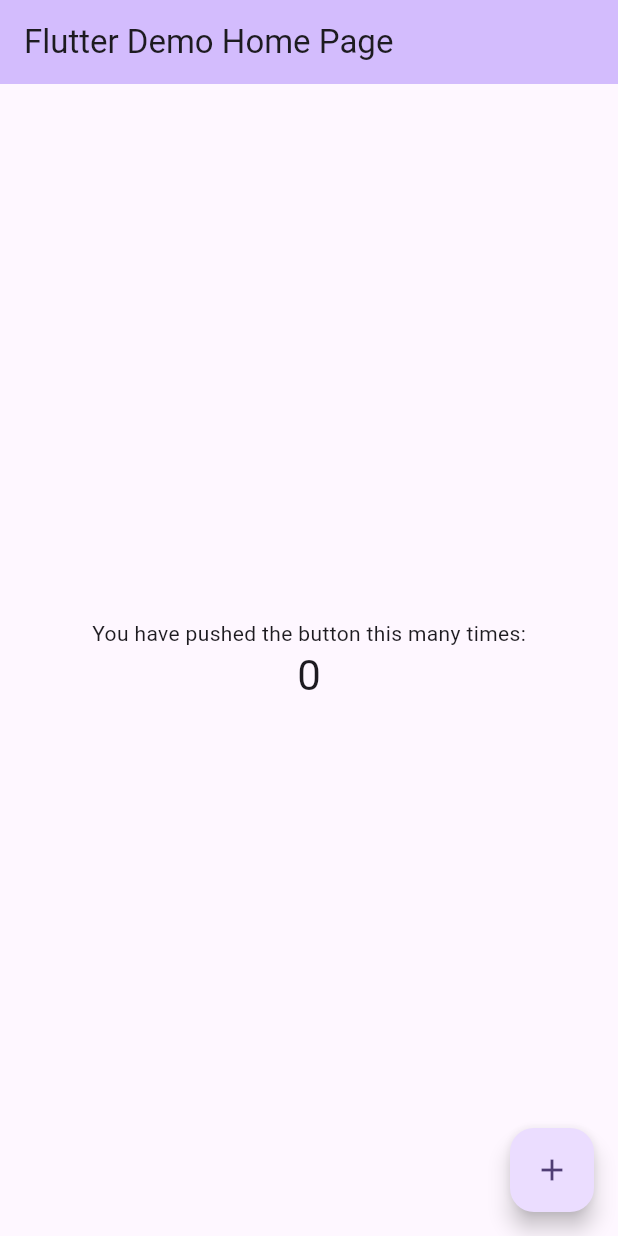
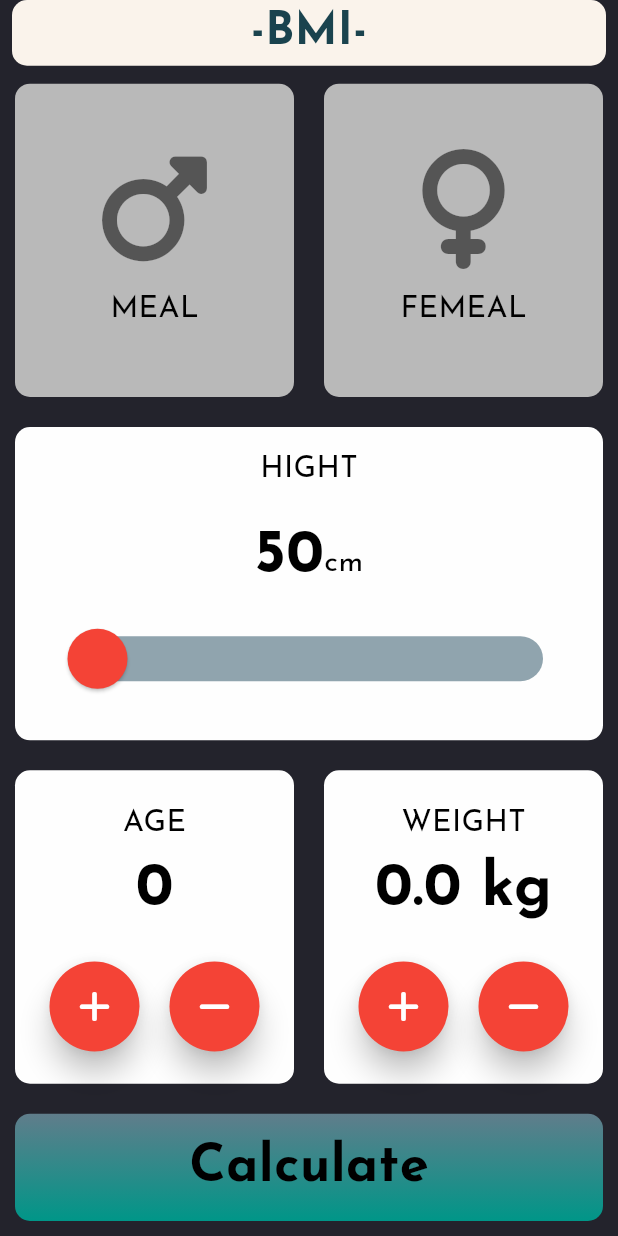
Before and after one commit to MSAEEDIMI/androidTests, a Flutter app: the screen it shows after launch, on a phone screen of 412 x 824 dp. Run offline on Flutter 3.47's test engine with Material 3 defaults, Android fonts, the phone set to English and light mode, and no system bars; our stand-ins replace audioplayers, font_awesome_flutter, google_fonts, hive_flutter, rflutter_alert; missing offline and left inert: dart:ffi; accounts and stored records are empty.

Commit message:
reales BMI  app

```diff
--- a/bmi_calcultor/lib/HomePage.dart
+++ b/bmi_calcultor/lib/HomePage.dart
@@ -0,0 +1,219 @@
+import 'package:bmi_calcultor/calculateBmi.dart';
+import 'package:bmi_calcultor/cardGenderContant.dart';
+import 'package:bmi_calcultor/constants.dart';
+import 'package:bmi_calcultor/result_page.dart';
+import 'package:bmi_calcultor/styleCard.dart';
+import 'package:flutter/cupertino.dart';
+import 'package:flutter/material.dart';
+import 'package:flutter/rendering.dart';
+import 'package:font_awesome_flutter/font_awesome_flutter.dart';
+
+
+
+enum Gender{
+ meal,femail
+}
+
+Gender? selectGender;
+
+class Homepage extends StatefulWidget {
+  const Homepage({super.key});
+
+  @override
+  State<Homepage> createState() => _HomepageState();
+}
+
+class _HomepageState extends State<Homepage> {
+ Gender? selectedGender;
+ int hight=50;
+ int age=0;
+ double weight=0;
+ Color finishd = Colors.teal;
+ Color finishd1 =Colors.blueGrey;
+
+  @override
+  Widget build(BuildContext context) {
+    return Scaffold(
+    body: SafeArea(
+      child: Container(
+        decoration: BoxDecoration(
+          gradient: LinearGradient(colors: [Color(0xff23232C),Color(0xff23232C)],begin: Alignment.topCenter,end: Alignment.bottomCenter)
+        ),
+        child: Column(
+          mainAxisAlignment: MainAxisAlignment.center,
+          crossAxisAlignment: CrossAxisAlignment.stretch,
+          children: [
+            Expanded(
+              flex: 1,
+              child: Padding(
+                padding: const EdgeInsets.fromLTRB(8, 0, 8, 2),
+                child: Container(
+                    decoration:BoxDecoration(
+                      color: Color(0xffFAF3EB),
+                      borderRadius: BorderRadius.circular(10),
+                ),child: Row(mainAxisAlignment: MainAxisAlignment.center,
+                  children: [
+                    Text("-BMI-",style: TextStyle(fontSize: 30,color: Color(0xff1A434E),fontFamily: 'head_bold'),)],)),
+              ),
+            ),
+            Expanded(
+                flex: 5,
+                child: Row(children: [
+                  Expanded(child: cardStyle(
+                    onPeresd: () {
+                      setState(() {
+                        selectedGender=Gender.meal;
+                      });
+                    },
+                    color: selectedGender==Gender.meal ? activeColor: inActiveColor,
+                    child: cardContant(color: Colors.black54,icon: FontAwesomeIcons.mars,label: 'MEAL'),
+                  )
+                  ),
+                  Expanded(child: cardStyle(
+                    onPeresd: () {
+                      setState(() {
+                        selectedGender=Gender.femail;
+                      });
+                    },
+                    color: selectedGender==Gender.femail ? activeColor : inActiveColor ,
+                    child: cardContant(color: Colors.black54,icon: FontAwesomeIcons.venus,label: 'FEMEAL'),
+                  )
+                  ),
+            ],)
+            ),
+            Expanded(
+              flex: 5,
+              child: cardStyle(
+                child: Column(mainAxisAlignment: MainAxisAlignment.center,
+                  children: [
+                  Text("HIGHT",style: textStyle,),
+                  SizedBox(height: 14,),
+                  Row(
+                    mainAxisAlignment: MainAxisAlignment.center,
+                    crossAxisAlignment: CrossAxisAlignment.baseline,
+                    textBaseline: TextBaseline.alphabetic,
+                    children: [
+                      Text(hight.toString(),style: textStyleBold,),
+                      Text("cm",style: textStyle,)],
+                  ),
+                  SliderTheme(
+                    data: SliderTheme.of(context).copyWith(
+                      trackHeight: 30,
+                      thumbShape: RoundSliderThumbShape(enabledThumbRadius: 20),
+                      overlayShape: RoundSliderOverlayShape(overlayRadius: 40),
+                    ),
+                    child: Slider(
+                      thumbColor: Colors.red,
+                      activeColor: Colors.blueGrey.shade900,
+                      inactiveColor: Colors.blueGrey.shade300,
+                      value:hight.toDouble(),
+                      min: 50,
+                      max: 250,
+                      onChanged: (double newValue) {
+                        setState(() {
+                          hight = newValue.round()  ;
+                        });
+                    },),
+                  )
+                ],),
+              )
+            ),
+            Expanded(
+              flex: 5,
+              child: Row(
+                children: [
+                Expanded(child: cardStyle(child: Column(
+                  mainAxisAlignment: MainAxisAlignment.center,
+                  children: [
+                  Text("AGE", style: textStyle,),
+                  Text('$age',style: textStyleBold,),
+                  SizedBox(height: 20,),
+                  Row(
+                    mainAxisAlignment: MainAxisAlignment.center,
+                    children: [
+                      RoundedIconBouten(
+                        onPressed: () => setState(() {
+                          age+=3;
+                        }),
+                        iconData: FontAwesomeIcons.plus,),
+                      SizedBox(width: 20,),
+                      RoundedIconBouten(
+                        onPressed: () => setState(() {
+                          age=age>0?age-1:0;
+                        }),
+                        iconData: FontAwesomeIcons.minus,)
+                    ],)
+                ],),)
+                ),
+                Expanded(child: cardStyle(child:Column(
+                  mainAxisAlignment: MainAxisAlignment.center,
+                  children: [
+                    Text("WEIGHT", style: textStyle,),
+                    Text('$weight kg',style: textStyleBold,),
+                    SizedBox(height: 20,),
+                    Row(
+                      mainAxisAlignment: MainAxisAlignment.center,
+                      children: [
+                        RoundedIconBouten(
+                          onPressed:()=> setState(() {
+                            weight+=5;
+                          }),
+                          iconData: FontAwesomeIcons.plus,),
+                        SizedBox(width: 20,),
+                        RoundedIconBouten(
+                          onPressed: () => setState(() {
+                            weight=weight>0? weight-1: 0;
+                          }),
+                          iconData: FontAwesomeIcons.minus,)
+                      ],)
+                  ],),)
+                ),
+              ],
+            ),
+            ),
+            Expanded(
+                flex: 2,
+                child: cardStyle(
+                  onPeresd: () {
+                    Calculate_Bmi calcoulatBmi=Calculate_Bmi(hight: hight, weght: weight.round());
+                    setState(() {
+                      if (finishd==Colors.teal){
+                        finishd = Colors.blueGrey;
+                        finishd1 =Colors.teal;
+                      } else{
+                         finishd = Colors.teal;
+                         finishd1 =Colors.blueGrey;
+                      }
+                    });
+                    Navigator.push(context, MaterialPageRoute(builder: (context) =>ResultPage(bmiResult: calcoulatBmi.calculteBmi(),
+                      interpreteation: calcoulatBmi.getInterpreter(),resultText: calcoulatBmi.getResult(),resultColor: Colors.greenAccent,),));
+                  },
+                  gradient: LinearGradient(colors:[finishd,finishd1,],begin:Alignment.bottomCenter,end:  Alignment.topCenter),
+                  child: Center(child: Text('Calculate',style: textStyleBold.copyWith(fontSize: 35),)),
+                )
+            ),
+          ],
+          ),
+      ),
+    ),
+    );
+  }
+}
+class RoundedIconBouten extends StatelessWidget {
+  final IconData? iconData;
+  final VoidCallback? onPressed;
+
+  RoundedIconBouten({required this.iconData,required this.onPressed});
+  @override
+  Widget build(BuildContext context) {
+    return RawMaterialButton(
+      child: Icon(iconData),
+      elevation: 8,
+      constraints: BoxConstraints.tightFor(height: 60,width: 60),
+      fillColor: Colors.red,
+      shape: CircleBorder(),
+      onPressed: onPressed,
+      onLongPress: onPressed,
+    );
+  }
+}
--- a/bmi_calcultor/lib/calculateBmi.dart
+++ b/bmi_calcultor/lib/calculateBmi.dart
@@ -0,0 +1,36 @@
+import 'dart:math';
+
+import 'package:flutter/cupertino.dart';
+import 'package:flutter/foundation.dart';
+
+class Calculate_Bmi{
+  final int? hight;
+  final int? weght;
+  double? _bmi;
+Calculate_Bmi({@required this.hight,@required this.weght});
+
+String calculteBmi(){
+  _bmi=weght!/pow(hight!/100, 2);
+  return _bmi!.toStringAsFixed(1);
+}
+
+String getInterpreter(){
+  if(_bmi! >= 25){
+      return 'You have higher than normal body weight.Try to exersise more';
+  }else if(_bmi!<=18.5){
+      return 'You have lower than normal body weight.Try eat a bit more';
+  }else{
+      return 'You have normal body weight. good job!';
+  }
+}
+String getResult(){
+  if(_bmi! >= 25){
+    return 'Overweight';
+  }else if(_bmi!<=18.5){
+    return 'Underweight';
+  }else{
+    return 'Normal';
+  }
+
+}
+}
--- a/bmi_calcultor/lib/cardGenderContant.dart
+++ b/bmi_calcultor/lib/cardGenderContant.dart
@@ -1,9 +1,8 @@
+import 'package:bmi_calcultor/constants.dart';
 import 'package:flutter/cupertino.dart';
 import 'package:flutter/material.dart';
 import 'package:font_awesome_flutter/font_awesome_flutter.dart';
 
-const double topCardFonts=20;
-const double iconCardSize=80;
 
 class cardContant extends StatelessWidget {
   final IconData? icon;
@@ -19,7 +18,7 @@ class cardContant extends StatelessWidget {
       children: [
         Icon(icon,size: iconCardSize,color: color,),
         SizedBox(height: 13,),
-        Text(label!,style: TextStyle(color: Colors.black,fontSize: topCardFonts ,fontFamily: 'head',),),
+        Text(label!,style: textStyle,),
       ],
     );
   }
--- a/bmi_calcultor/lib/constants.dart
+++ b/bmi_calcultor/lib/constants.dart
@@ -0,0 +1,11 @@
+import 'package:flutter/material.dart';
+
+const Color activeColor=Color(0xffFEFEFE);
+const Color inActiveColor=Color(0xffb9b9b9);
+const double topCardFonts=20;
+const double topCardFonts2=40;
+const double iconCardSize=80;
+
+
+const textStyle=TextStyle(color: Colors.black,fontSize: topCardFonts ,fontFamily: 'head',);
+const textStyleBold=TextStyle(color: Colors.black,fontSize: topCardFonts2 ,fontFamily: 'head_bold',);
--- a/bmi_calcultor/lib/main.dart
+++ b/bmi_calcultor/lib/main.dart
@@ -1,125 +1,24 @@
+import 'package:bmi_calcultor/HomePage.dart';
+import 'package:bmi_calcultor/result_page.dart';
 import 'package:flutter/material.dart';
 
-void main() {
-  runApp(const MyApp());
-}
+void main() => runApp(BmiCal());
 
-class MyApp extends StatelessWidget {
-  const MyApp({super.key});
+class BmiCal extends StatelessWidget {
+  const BmiCal({super.key});
 
-  // This widget is the root of your application.
   @override
   Widget build(BuildContext context) {
     return MaterialApp(
-      title: 'Flutter Demo',
-      theme: ThemeData(
-        // This is the theme of your application.
-        //
-        // TRY THIS: Try running your application with "flutter run". You'll see
-        // the application has a purple toolbar. Then, without quitting the app,
-        // try changing the seedColor in the colorScheme below to Colors.green
-        // and then invoke "hot reload" (save your changes or press the "hot
-        // reload" button in a Flutter-supported IDE, or press "r" if you used
-        // the command line to start the app).
-        //
-        // Notice that the counter didn't reset back to zero; the application
-        // state is not lost during the reload. To reset the state, use hot
-        // restart instead.
-        //
-        // This works for code too, not just values: Most code changes can be
-        // tested with just a hot reload.
-        colorScheme: ColorScheme.fromSeed(seedColor: Colors.deepPurple),
-        useMaterial3: true,
+      initialRoute: '/',
+      routes: {
+        '/':(BuildContext context)=> const  Homepage(),
+        '/resultPage':(BuildContext context)=> ResultPage()
+      },
+      theme: ThemeData.dark().copyWith(
+                primaryColor: Colors.black,
+                scaffoldBackgroundColor:Color(0xff23232C),
       ),
-      home: const MyHomePage(title: 'Flutter Demo Home Page'),
     );
   }
 }
-
-class MyHomePage extends StatefulWidget {
-  const MyHomePage({super.key, required this.title});
-
-  // This widget is the home page of your application. It is stateful, meaning
-  // that it has a State object (defined below) that contains fields that affect
-  // how it looks.
-
-  // This class is the configuration for the state. It holds the values (in this
-  // case the title) provided by the parent (in this case the App widget) and
-  // used by the build method of the State. Fields in a Widget subclass are
-  // always marked "final".
-
-  final String title;
-
-  @override
-  State<MyHomePage> createState() => _MyHomePageState();
-}
-
-class _MyHomePageState extends State<MyHomePage> {
-  int _counter = 0;
-
-  void _incrementCounter() {
-    setState(() {
-      // This call to setState tells the Flutter framework that something has
-      // changed in this State, which causes it to rerun the build method below
-      // so that the display can reflect the updated values. If we changed
-      // _counter without calling setState(), then the build method would not be
-      // called again, and so nothing would appear to happen.
-      _counter++;
-    });
-  }
-
-  @override
-  Widget build(BuildContext context) {
-    // This method is rerun every time setState is called, for instance as done
-    // by the _incrementCounter method above.
-    //
-    // The Flutter framework has been optimized to make rerunning build methods
-    // fast, so that you can just rebuild anything that needs updating rather
-    // than having to individually change instances of widgets.
-    return Scaffold(
-      appBar: AppBar(
-        // TRY THIS: Try changing the color here to a specific color (to
-        // Colors.amber, perhaps?) and trigger a hot reload to see the AppBar
-        // change color while the other colors stay the same.
-        backgroundColor: Theme.of(context).colorScheme.inversePrimary,
-        // Here we take the value from the MyHomePage object that was created by
-        // the App.build method, and use it to set our appbar title.
-        title: Text(widget.title),
-      ),
-      body: Center(
-        // Center is a layout widget. It takes a single child and positions it
-        // in the middle of the parent.
-        child: Column(
-          // Column is also a layout widget. It takes a list of children and
-          // arranges them vertically. By default, it sizes itself to fit its
-          // children horizontally, and tries to be as tall as its parent.
-          //
-          // Column has various properties to control how it sizes itself and
-          // how it positions its children. Here we use mainAxisAlignment to
-          // center the children vertically; the main axis here is the vertical
-          // axis because Columns are vertical (the cross axis would be
-          // horizontal).
-          //
-          // TRY THIS: Invoke "debug painting" (choose the "Toggle Debug Paint"
-          // action in the IDE, or press "p" in the console), to see the
-          // wireframe for each widget.
-          mainAxisAlignment: MainAxisAlignment.center,
-          children: <Widget>[
-            const Text(
-              'You have pushed the button this many times:',
-            ),
-            Text(
-              '$_counter',
-              style: Theme.of(context).textTheme.headlineMedium,
-            ),
-          ],
-        ),
-      ),
-      floatingActionButton: FloatingActionButton(
-        onPressed: _incrementCounter,
-        tooltip: 'Increment',
-        child: const Icon(Icons.add),
-      ), // This trailing comma makes auto-formatting nicer for build methods.
-    );
-  }
-}
--- a/bmi_calcultor/lib/styleCard.dart
+++ b/bmi_calcultor/lib/styleCard.dart
@@ -0,0 +1,29 @@
+
+import 'dart:ui';
+import 'package:flutter/cupertino.dart';
+import 'package:flutter/material.dart';
+import 'package:flutter/widgets.dart';
+
+class cardStyle extends StatelessWidget {
+  VoidCallback? onPeresd;
+  Widget? child;
+  Color? color;
+  LinearGradient? gradient;
+  cardStyle({this.color,this.child,this.onPeresd,this.gradient});
+
+  @override
+  Widget build(BuildContext context) {
+    return GestureDetector(
+      onTap: onPeresd,
+      child: Container(
+        child: child,
+        decoration: BoxDecoration(
+            gradient:  gradient,
+            color: color ?? Color(0xffFEFEFE),
+            borderRadius: BorderRadius.circular(10)
+        ),
+        margin:EdgeInsets.all(10),
+      ),
+    );
+  }
+}
```
Also changed, not shown: bmi_calcultor/lib/result_page.dart (+62 -0 lines), bmi_calcultor/pubspec.yaml (+8 -6 lines), wether_/analysis_options.yaml (added, +28 -0 lines), wether_/lib/main.dart (added, +125 -0 lines), wether_/pubspec.yaml (added, +90 -0 lines), bmi_calcultor/pubspec.lock, wether_/flutter_01.png (added), wether_/pubspec.lock (added), 151 other files.
